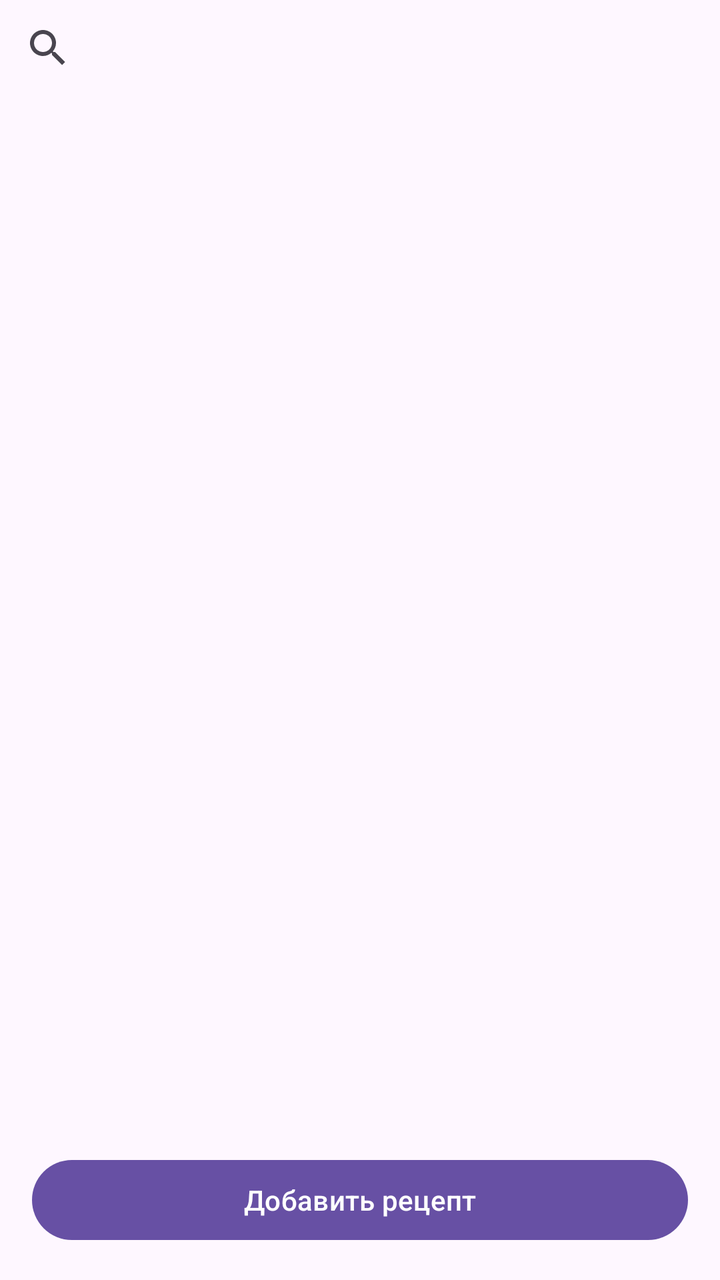
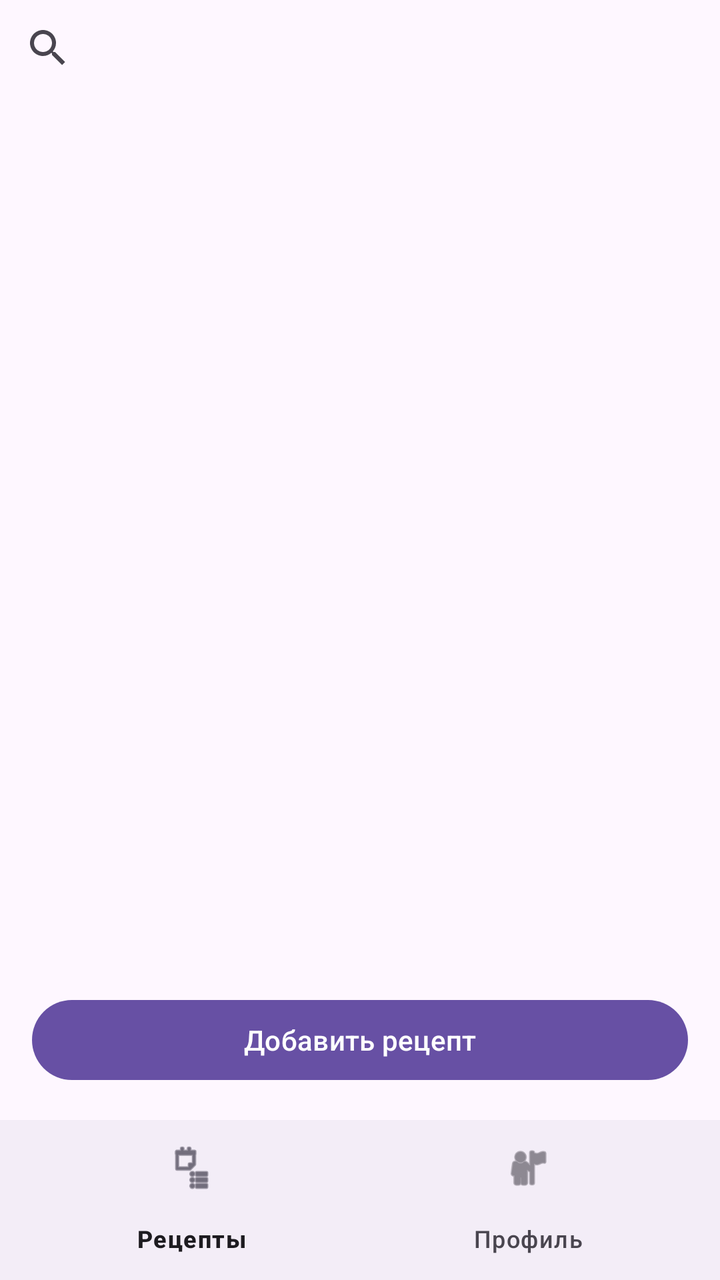

Compare the two renders of this Android layout. The source of the first and the diff that turns it into the second are given below.
<!-- AndroidManifest.xml: application theme Theme.RecipesApp -->
<!-- res/layout/activity_main.xml -->
<?xml version="1.0" encoding="utf-8"?>
<androidx.constraintlayout.widget.ConstraintLayout
    xmlns:android="http://schemas.android.com/apk/res/android"
    xmlns:app="http://schemas.android.com/apk/res-auto"
    android:layout_width="match_parent"
    android:layout_height="match_parent">

    
    <SearchView
        android:id="@+id/searchView"
        android:layout_width="0dp"
        android:layout_height="wrap_content"
        android:queryHint="@string/search_hint"
        app:layout_constraintEnd_toEndOf="parent"
        app:layout_constraintStart_toStartOf="parent"
        app:layout_constraintTop_toTopOf="parent" />

    
    <androidx.recyclerview.widget.RecyclerView
        android:id="@+id/recipesList"
        android:layout_width="0dp"
        android:layout_height="0dp"
        app:layout_constraintBottom_toTopOf="@+id/addRecipeButton"
        app:layout_constraintEnd_toEndOf="parent"
        app:layout_constraintStart_toStartOf="parent"
        app:layout_constraintTop_toBottomOf="@+id/searchView" />

    
    <TextView
        android:id="@+id/emptyText"
        android:layout_width="wrap_content"
        android:layout_height="wrap_content"
        android:text="@string/empty_list"
        android:visibility="gone"
        app:layout_constraintBottom_toBottomOf="@+id/recipesList"
        app:layout_constraintEnd_toEndOf="parent"
        app:layout_constraintStart_toStartOf="parent"
        app:layout_constraintTop_toTopOf="@+id/recipesList" />

    
    <Button
        android:id="@+id/addRecipeButton"
        android:layout_width="0dp"
        android:layout_height="wrap_content"
        android:layout_margin="16dp"
        android:text="@string/add_recipe"
        app:layout_constraintBottom_toBottomOf="parent"
        app:layout_constraintEnd_toEndOf="parent"
        app:layout_constraintStart_toStartOf="parent" />

</androidx.constraintlayout.widget.ConstraintLayout>
<!-- resources referenced by this layout -->
<resources>
  <string name="add_recipe">Добавить рецепт</string>
  <string name="empty_list">Рецептов пока нет</string>
  <string name="search_hint">Поиск рецептов</string>
  <style name="Theme.RecipesApp" parent="Base.Theme.RecipesApp" />
  <style name="Base.Theme.RecipesApp" parent="Theme.Material3.DayNight.NoActionBar">
          
          
      </style>
</resources>

<!-- the commit's change to res/layout/activity_main.xml (unified diff, before → after) -->
@@ -44,8 +44,18 @@
         android:layout_height="wrap_content"
         android:layout_margin="16dp"
         android:text="@string/add_recipe"
-        app:layout_constraintBottom_toBottomOf="parent"
+        app:layout_constraintBottom_toTopOf="@+id/bottomNav"
         app:layout_constraintEnd_toEndOf="parent"
         app:layout_constraintStart_toStartOf="parent" />
 
+    
+    <com.google.android.material.bottomnavigation.BottomNavigationView
+        android:id="@+id/bottomNav"
+        android:layout_width="0dp"
+        android:layout_height="wrap_content"
+        app:layout_constraintBottom_toBottomOf="parent"
+        app:layout_constraintEnd_toEndOf="parent"
+        app:layout_constraintStart_toStartOf="parent"
+        app:menu="@menu/bottom_nav_menu" />
+
 </androidx.constraintlayout.widget.ConstraintLayout>
